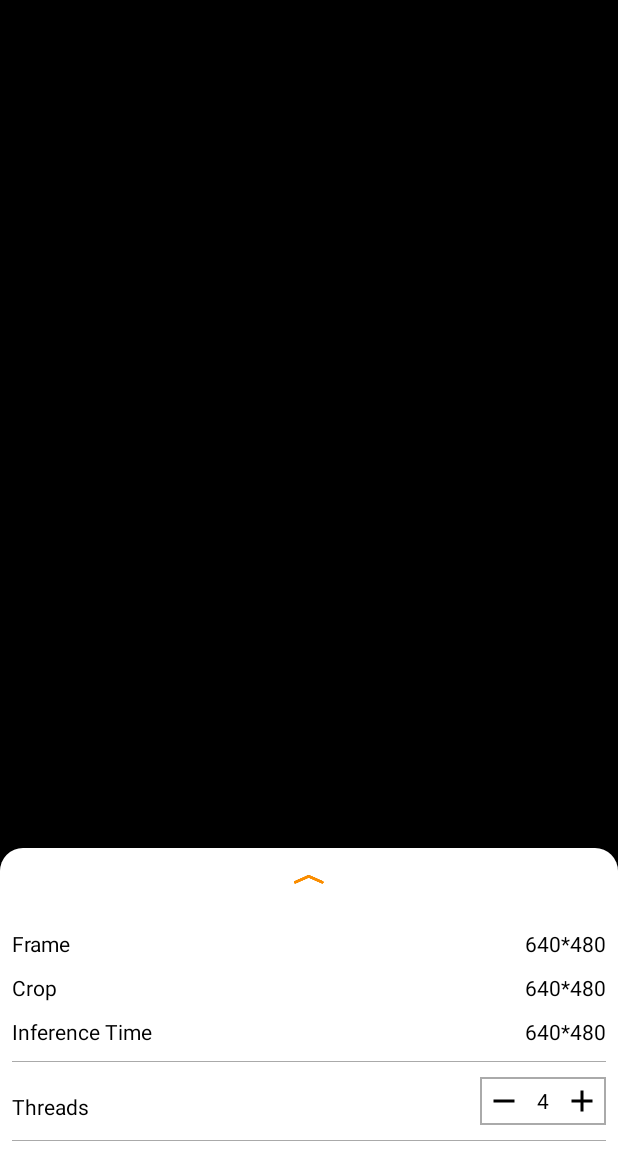
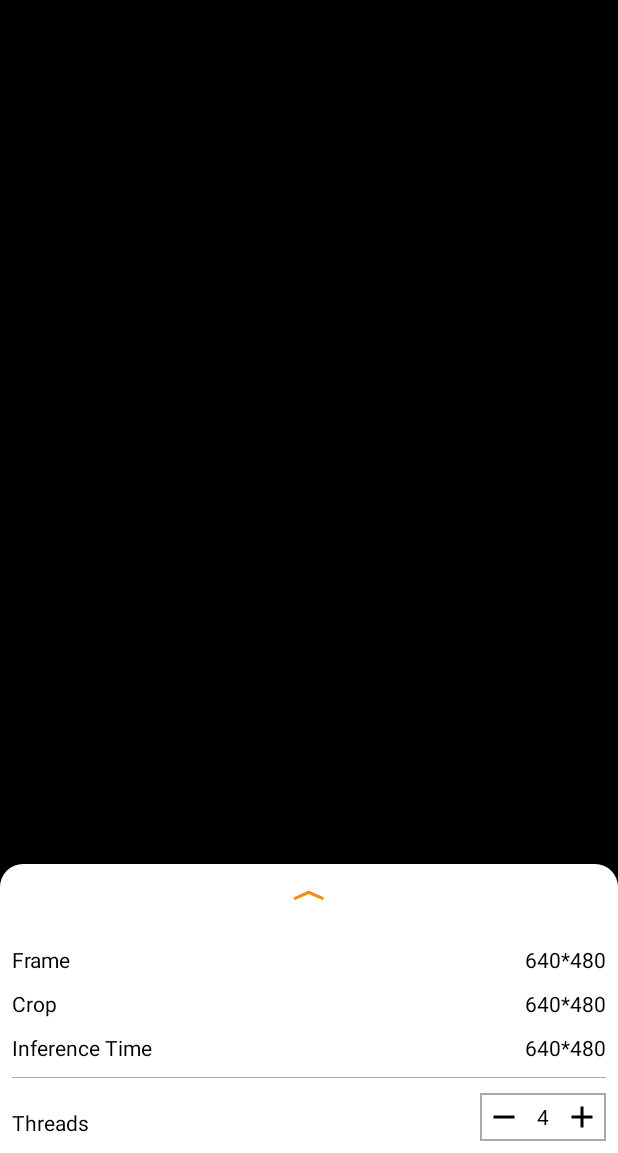
Before and after one commit to ruhyadi/SiliragungDet, an Android app: the layout tfe_od_activity_camera.xml on its own in the app's theme, with its tools: preview values and no code run, on a phone screen of 412 x 824 dp, the part 83-1236 px from its top. Run offline under Robolectric (Android 15) with nearby library versions, the phone set to English and light mode, and no system bars.

Commit message:
many changes

```diff
--- a/app/src/main/assets/labelmap.txt
+++ b/app/src/main/assets/labelmap.txt
@@ -1,3 +1,3 @@
-with_mask
-without_mask
-mask_weared_incorrect
+Bermasker
+Tidak Bermasker
+Pemakaian Masker Salah
--- a/app/src/main/java/org/tensorflow/lite/examples/detection/DetectorActivity.java
+++ b/app/src/main/java/org/tensorflow/lite/examples/detection/DetectorActivity.java
@@ -50,7 +50,7 @@ public class DetectorActivity extends CameraActivity implements OnImageAvailable
   private static final Logger LOGGER = new Logger();
 
   // Configuration values for the prepackaged SSD model.
-  private static final int TF_OD_API_INPUT_SIZE = 300;
+  private static final int TF_OD_API_INPUT_SIZE = 320;
   private static final boolean TF_OD_API_IS_QUANTIZED = true;
   private static final String TF_OD_API_MODEL_FILE = "detect.tflite";
   private static final String TF_OD_API_LABELS_FILE = "labelmap.txt";
@@ -77,6 +77,7 @@ public class DetectorActivity extends CameraActivity implements OnImageAvailable
 
   private Matrix frameToCropTransform;
   private Matrix cropToFrameTransform;
+  private Matrix unmirror;
 
   private MultiBoxTracker tracker;
 
@@ -116,7 +117,7 @@ public class DetectorActivity extends CameraActivity implements OnImageAvailable
     previewWidth = size.getWidth();
     previewHeight = size.getHeight();
 
-    sensorOrientation = rotation - getScreenOrientation();
+    sensorOrientation = (rotation - getScreenOrientation())*-1;
     LOGGER.i("Camera orientation relative to screen canvas: %d", sensorOrientation);
 
     LOGGER.i("Initializing at size %dx%d", previewWidth, previewHeight);
--- a/app/src/main/res/layout/tfe_od_activity_camera.xml
+++ b/app/src/main/res/layout/tfe_od_activity_camera.xml
@@ -20,20 +20,21 @@
     android:layout_height="match_parent"
     android:background="#00000000">
 
-    <RelativeLayout xmlns:android="http://schemas.android.com/apk/res/android"
-        xmlns:tools="http://schemas.android.com/tools"
+    <RelativeLayout
+        android:id="@+id/relativeLayout"
         android:layout_width="match_parent"
         android:layout_height="match_parent"
         android:background="@android:color/black"
         android:orientation="vertical">
 
 
-        <FrameLayout xmlns:android="http://schemas.android.com/apk/res/android"
-            xmlns:tools="http://schemas.android.com/tools"
+        <FrameLayout
             android:id="@+id/container"
             android:layout_width="match_parent"
             android:layout_height="match_parent"
-            tools:context="org.tensorflow.demo.CameraActivity" />
+            tools:context="org.tensorflow.demo.CameraActivity">
+
+        </FrameLayout>
 
         <androidx.appcompat.widget.Toolbar
             android:id="@+id/toolbar"
@@ -53,4 +54,5 @@
     <include
         android:id="@+id/bottom_sheet_layout"
         layout="@layout/tfe_od_layout_bottom_sheet" />
+
 </androidx.coordinatorlayout.widget.CoordinatorLayout>
--- a/app/src/main/res/layout/tfe_od_layout_bottom_sheet.xml
+++ b/app/src/main/res/layout/tfe_od_layout_bottom_sheet.xml
@@ -152,12 +152,6 @@
         </LinearLayout>
     </RelativeLayout>
 
-    <View
-        android:layout_width="match_parent"
-        android:layout_height="1px"
-        android:layout_marginTop="10dp"
-        android:background="@android:color/darker_gray" />
-
     <!-- TODO(b/112541284): Unhide when new NNAPI delegate is used. -->
     <LinearLayout
         android:layout_width="match_parent"
@@ -182,5 +176,7 @@
             android:gravity="right"
             android:text="TFLITE"
             android:textColor="@android:color/black" />
+
     </LinearLayout>
+
 </LinearLayout>
```
Also changed, not shown: 2 other files.
